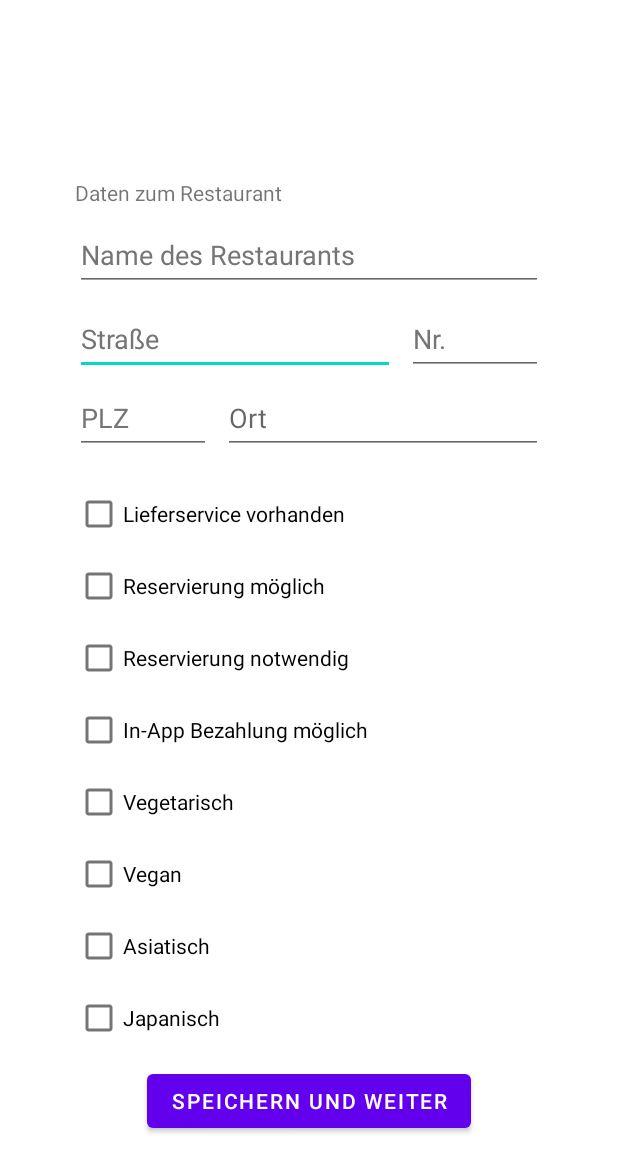
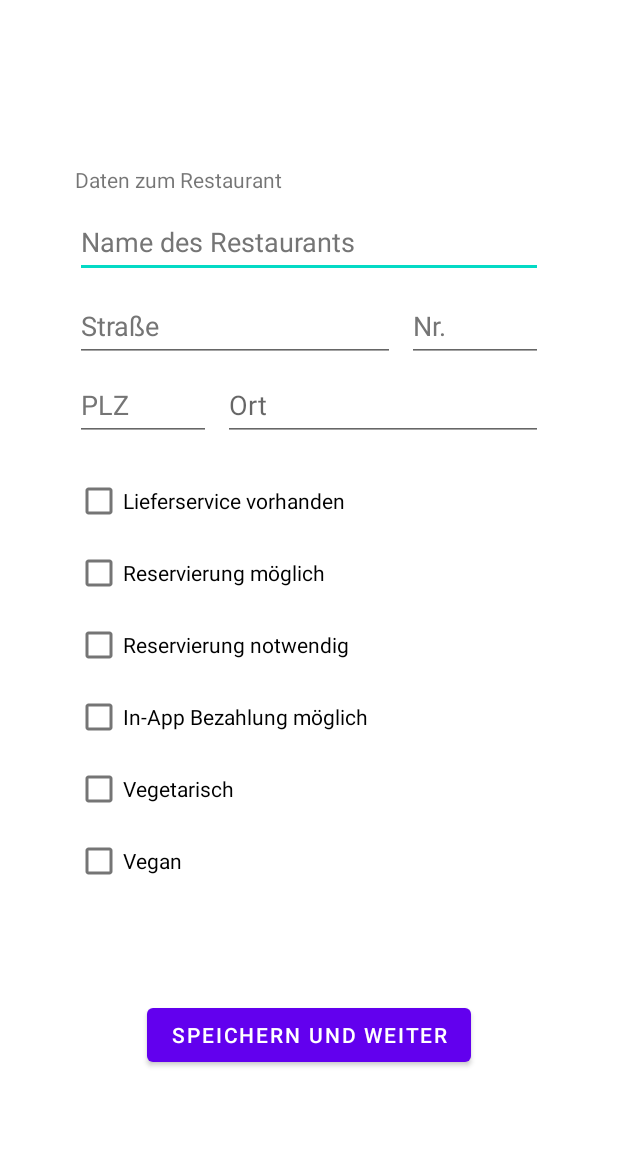
Before and after one commit to jessy2t/tasty, an Android app: the layout activity_restaurant_registration_1.xml on its own in the app's theme, with its tools: preview values and no code run, on a phone screen of 412 x 824 dp. Shown: the top 1172 px of the screen. Run offline under Robolectric (Android 15) with nearby library versions, the phone set to English and light mode, and no system bars.

Commit message:
activity_restaurant_registration_1.xml constraints

```diff
--- a/app/src/main/java/com/acme/tasty/RestaurantRegistration1Activity.java
+++ b/app/src/main/java/com/acme/tasty/RestaurantRegistration1Activity.java
@@ -31,7 +31,7 @@ public class RestaurantRegistration1Activity extends AppCompatActivity {
     @Override
     protected void onCreate(Bundle savedInstanceState) {
         super.onCreate(savedInstanceState);
-        setContentView(R.layout.activity_restaurant_registration1);
+        setContentView(R.layout.activity_restaurant_registration_1);
 
         nameRestaurant = findViewById(R.id.nameRestaurant);
         strasseRestaurant = findViewById(R.id.strasseRestaurant);
--- a/app/src/main/java/com/acme/tasty/RestaurantRegistration2Acitivity.java
+++ b/app/src/main/java/com/acme/tasty/RestaurantRegistration2Acitivity.java
@@ -15,7 +15,7 @@ public class RestaurantRegistration2Acitivity extends AppCompatActivity {
     @Override
     protected void onCreate(Bundle savedInstanceState) {
         super.onCreate(savedInstanceState);
-        setContentView(R.layout.activity_restaurant_registration2);
+        setContentView(R.layout.activity_restaurant_registration_2);
 
         inhaberVorname = findViewById(R.id.inhaberVorname);
         inhaberNachname = findViewById(R.id.inhaberNachname);
--- a/app/src/main/res/layout/activity_restaurant_registration_1.xml
+++ b/app/src/main/res/layout/activity_restaurant_registration_1.xml
@@ -9,6 +9,31 @@
     android:paddingRight="@dimen/activity_horizontal_margin"
     android:paddingBottom="@dimen/activity_vertical_margin"
     tools:context=".RestaurantRegistration1Activity">
+
+    <TextView
+        android:id="@+id/textView3"
+        android:layout_width="wrap_content"
+        android:layout_height="wrap_content"
+        android:layout_marginTop="60dp"
+        android:text="@string/daten_zum_restaurant"
+        app:layout_constraintStart_toStartOf="@+id/nameRestaurant"
+        app:layout_constraintTop_toTopOf="parent" />
+
+    <EditText
+        android:id="@+id/nameRestaurant"
+        android:layout_width="0dp"
+        android:layout_height="wrap_content"
+        android:layout_marginTop="8dp"
+        android:autofillHints=""
+        android:ems="10"
+        android:hint="@string/name_des_restaurants"
+        android:inputType="textPersonName"
+        android:minHeight="48dp"
+        android:textColorHint="#757575"
+        app:layout_constraintEnd_toEndOf="parent"
+        app:layout_constraintHorizontal_bias="1.0"
+        app:layout_constraintStart_toStartOf="parent"
+        app:layout_constraintTop_toBottomOf="@+id/textView3" />
 
     <EditText
         android:id="@+id/strasseRestaurant"
@@ -25,22 +50,6 @@
         app:layout_constraintTop_toBottomOf="@+id/nameRestaurant" />
 
     <EditText
-        android:id="@+id/nameRestaurant"
-        android:layout_width="0dp"
-        android:layout_height="wrap_content"
-        android:layout_marginTop="96dp"
-        android:autofillHints=""
-        android:ems="10"
-        android:hint="@string/name_des_restaurants"
-        android:inputType="textPersonName"
-        android:minHeight="48dp"
-        android:textColorHint="#757575"
-        app:layout_constraintEnd_toEndOf="parent"
-        app:layout_constraintHorizontal_bias="1.0"
-        app:layout_constraintStart_toStartOf="parent"
-        app:layout_constraintTop_toTopOf="parent" />
-
-    <EditText
         android:id="@+id/ortRestaurant"
         android:layout_width="0dp"
         android:layout_height="wrap_content"
@@ -52,20 +61,53 @@
         app:layout_constraintEnd_toEndOf="parent"
         app:layout_constraintTop_toTopOf="@+id/plzRestaurant" />
 
+    <EditText
+        android:id="@+id/hausnummerRestaurant"
+        android:layout_width="0dp"
+        android:layout_height="wrap_content"
+        android:layout_marginStart="8dp"
+        android:layout_marginTop="8dp"
+        android:autofillHints=""
+        android:ems="10"
+        android:hint="@string/hausnummer"
+        android:inputType="number"
+        android:minHeight="48dp"
+        android:textColorHint="#757575"
+        app:layout_constraintEnd_toEndOf="parent"
+        app:layout_constraintHorizontal_bias="0.0"
+        app:layout_constraintStart_toEndOf="@+id/strasseRestaurant"
+        app:layout_constraintTop_toBottomOf="@+id/nameRestaurant" />
+
+    <EditText
+        android:id="@+id/plzRestaurant"
+        android:layout_width="0dp"
+        android:layout_height="wrap_content"
+        android:layout_marginTop="8dp"
+        android:layout_marginEnd="8dp"
+        android:layout_marginBottom="11dp"
+        android:autofillHints=""
+        android:ems="10"
+        android:hint="@string/plz"
+        android:inputType="number"
+        android:minHeight="48dp"
+        android:textColorHint="#757575"
+        app:layout_constraintBottom_toTopOf="@+id/ScrollView"
+        app:layout_constraintEnd_toStartOf="@+id/ortRestaurant"
+        app:layout_constraintStart_toStartOf="parent"
+        app:layout_constraintTop_toBottomOf="@+id/strasseRestaurant" />
+
     <androidx.core.widget.NestedScrollView
         android:id="@+id/ScrollView"
         android:layout_width="0dp"
-        android:layout_height="0dp"
+        android:layout_height="300dp"
         android:layout_marginTop="8dp"
-        android:layout_marginBottom="8dp"
         android:fillViewport="true"
-        app:layout_constraintBottom_toTopOf="@+id/speichern"
         app:layout_constraintEnd_toEndOf="parent"
         app:layout_constraintStart_toStartOf="parent"
         app:layout_constraintTop_toBottomOf="@+id/ortRestaurant">
 
         <LinearLayout
-            android:layout_width="match_parent"
+            android:layout_width="wrap_content"
             android:layout_height="wrap_content"
             android:layout_marginTop="8dp"
             android:layout_marginBottom="8dp"
@@ -163,56 +205,14 @@
         android:id="@+id/speichern"
         android:layout_width="wrap_content"
         android:layout_height="wrap_content"
-        android:layout_marginBottom="16dp"
+        android:layout_marginTop="8dp"
+        android:layout_marginBottom="4dp"
+        android:onClick="navigateToRestaurantRegistration2"
         android:text="@string/speichern_und_weiter"
         app:layout_constraintBottom_toBottomOf="parent"
         app:layout_constraintEnd_toEndOf="parent"
         app:layout_constraintStart_toStartOf="parent"
-        android:onClick="navigateToRestaurantRegistration2"/>
+        app:layout_constraintTop_toBottomOf="@+id/ScrollView" />
 
 
-    <TextView
-        android:id="@+id/textView3"
-        android:layout_width="wrap_content"
-        android:layout_height="wrap_content"
-        android:layout_marginBottom="8dp"
-        android:text="@string/daten_zum_restaurant"
-        app:layout_constraintBottom_toTopOf="@+id/nameRestaurant"
-        app:layout_constraintStart_toStartOf="@+id/nameRestaurant" />
-
-    <EditText
-        android:id="@+id/plzRestaurant"
-        android:layout_width="0dp"
-        android:layout_height="wrap_content"
-        android:layout_marginTop="8dp"
-        android:layout_marginEnd="8dp"
-        android:layout_marginBottom="11dp"
-        android:autofillHints=""
-        android:ems="10"
-        android:hint="@string/plz"
-        android:inputType="number"
-        android:minHeight="48dp"
-        android:textColorHint="#757575"
-        app:layout_constraintBottom_toTopOf="@+id/ScrollView"
-        app:layout_constraintEnd_toStartOf="@+id/ortRestaurant"
-        app:layout_constraintStart_toStartOf="parent"
-        app:layout_constraintTop_toBottomOf="@+id/strasseRestaurant" />
-
-    <EditText
-        android:id="@+id/hausnummerRestaurant"
-        android:layout_width="0dp"
-        android:layout_height="wrap_content"
-        android:layout_marginStart="8dp"
-        android:layout_marginTop="8dp"
-        android:autofillHints=""
-        android:ems="10"
-        android:hint="@string/hausnummer"
-        android:inputType="number"
-        android:minHeight="48dp"
-        android:textColorHint="#757575"
-        app:layout_constraintEnd_toEndOf="parent"
-        app:layout_constraintHorizontal_bias="0.0"
-        app:layout_constraintStart_toEndOf="@+id/strasseRestaurant"
-        app:layout_constraintTop_toBottomOf="@+id/nameRestaurant" />
-
 </androidx.constraintlayout.widget.ConstraintLayout>
--- a/app/src/main/res/layout/activity_restaurant_registration_2.xml
+++ b/app/src/main/res/layout/activity_restaurant_registration_2.xml
@@ -1,5 +1,6 @@
 <?xml version="1.0" encoding="utf-8"?>
-<androidx.constraintlayout.widget.ConstraintLayout xmlns:android="http://schemas.android.com/apk/res/android"
+<androidx.constraintlayout.widget.ConstraintLayout
+    xmlns:android="http://schemas.android.com/apk/res/android"
     xmlns:app="http://schemas.android.com/apk/res-auto"
     xmlns:tools="http://schemas.android.com/tools"
     android:layout_width="match_parent"
--- a/app/src/main/res/values/strings.xml
+++ b/app/src/main/res/values/strings.xml
@@ -136,4 +136,6 @@
     <string name="bike_icon">bike_icon</string>
     <string name="map">map</string>
     <string name="car_icon">car_icon</string>
+    <string name="japanisch">japanisch</string>
+    <string name="griechisch">griechisch</string>
 </resources>
```
